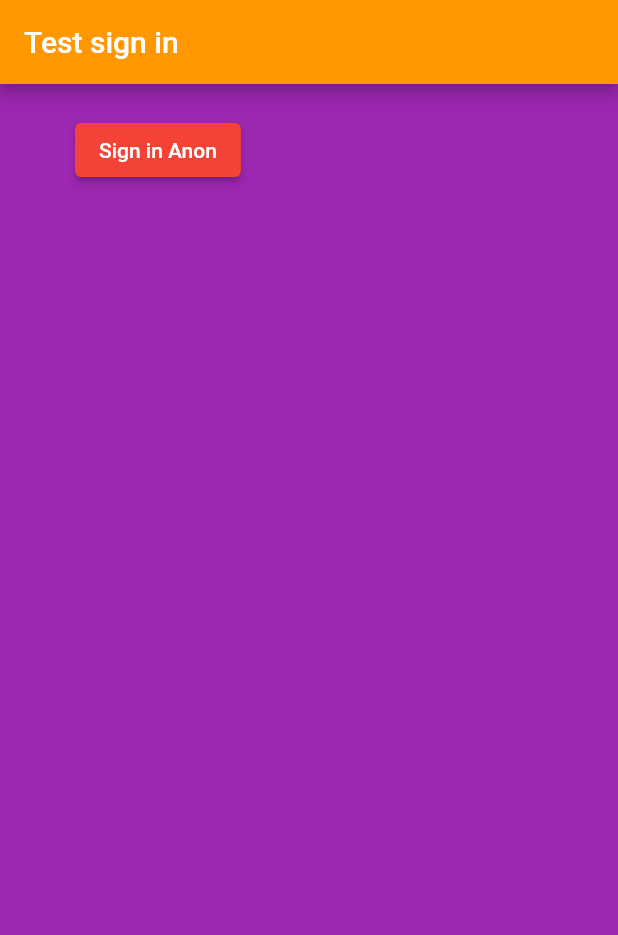
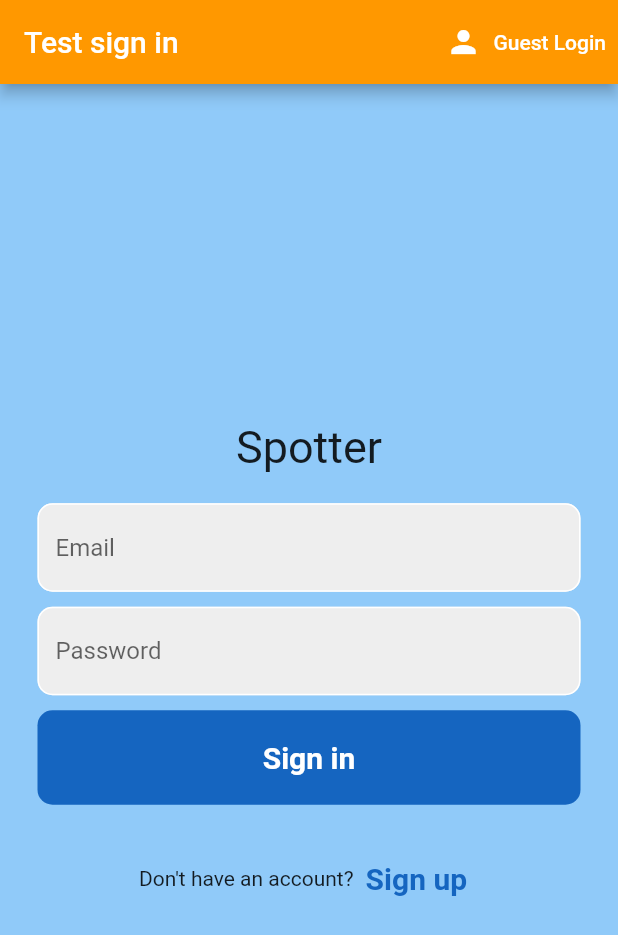
Before and after one commit to luigirivera/SPOTTER, a Flutter app: the screen it shows after launch, on a phone screen of 412 x 824 dp. Shown: the top 935 px of the screen. Run offline on Flutter 3.47's test engine with Material 2 defaults, Android fonts, the phone set to English and light mode, and no system bars; our stand-ins replace firebase_auth, firebase_core, table_calendar; accounts and stored records are empty.

Commit message:
changed login

```diff
--- a/spotter/lib/screens/authenticate/authenticate.dart
+++ b/spotter/lib/screens/authenticate/authenticate.dart
@@ -10,6 +10,12 @@ class Authenticate extends StatefulWidget {
 
 class _AuthenticateState extends State<Authenticate> {
   @override
+  bool showSignIn = true;
+
+  void toggleView() {
+    setState(() => showSignIn = !showSignIn);
+  }
+
   Widget build(BuildContext context) {
     return Container(
       child: SignIn(),
--- a/spotter/lib/screens/authenticate/sign_in.dart
+++ b/spotter/lib/screens/authenticate/sign_in.dart
@@ -14,29 +14,96 @@ class _SignInState extends State<SignIn> {
   @override
   Widget build(BuildContext context) {
     return Scaffold(
-        backgroundColor: Colors.purple,
+        backgroundColor: Colors.blue.shade200,
         appBar: AppBar(
             backgroundColor: Colors.orange,
             title: const Text("Test sign in"),
-        ),
-        body: Container(
-          padding: const EdgeInsets.symmetric(vertical: 20, horizontal: 50),
-            child: ElevatedButton(
-              child: const Text('Sign in Anon'),
+            actions: <Widget>[
+              TextButton.icon(
                   onPressed: () async {
-                /** This is dynamic because it returns either the user or null,
-                 * and the await keyword is ofc because the method is type Future
-                 */
                     dynamic result = await _auth.anonSignIn();
-                if(result == null){
+                    if (result == null) {
                       print('error signing in');
-                }else{
+                    } else {
                       print('signed in \n$result\n');
                       print(result.uid);
                     }
                   },
+                  icon: const Icon(Icons.person),
+                  label: const Text("Guest Login"),
+                  style: TextButton.styleFrom(foregroundColor: Colors.white))
+            ]),
+        body: SafeArea(
+          child: Center(
+              child: Column(
+            mainAxisAlignment: MainAxisAlignment.center,
+            children: [
+              SizedBox(height: 10),
+              Text("Spotter", style: TextStyle(fontSize: 30)),
+              SizedBox(height: 20),
+              Padding(
+                  padding: const EdgeInsets.symmetric(horizontal: 25),
+                  child: TextField(
+                      decoration: InputDecoration(
+                          enabledBorder: OutlineInputBorder(
+                            borderSide: BorderSide(color: Colors.white),
+                            borderRadius: BorderRadius.circular(10),
+                          ),
+                          focusedBorder: OutlineInputBorder(
+                            borderSide: BorderSide(color: Colors.blue.shade800),
+                            borderRadius: BorderRadius.circular(10),
+                          ),
+                          hintText: "Email",
+                          filled: true,
+                          fillColor: Colors.grey.shade200))),
+              SizedBox(height: 10),
+              Padding(
+                  padding: const EdgeInsets.symmetric(horizontal: 25),
+                  child: TextField(
+                      obscureText: true,
+                      decoration: InputDecoration(
+                          enabledBorder: OutlineInputBorder(
+                            borderSide: BorderSide(color: Colors.white),
+                            borderRadius: BorderRadius.circular(10),
+                          ),
+                          focusedBorder: OutlineInputBorder(
+                            borderSide: BorderSide(color: Colors.blue.shade800),
+                            borderRadius: BorderRadius.circular(10),
+                          ),
+                          hintText: "Password",
+                          filled: true,
+                          fillColor: Colors.grey.shade200))),
+              SizedBox(height: 10),
+              Padding(
+                  padding: const EdgeInsets.symmetric(horizontal: 25.0),
+                  child: Container(
+                      padding: EdgeInsets.all(20),
+                      decoration: BoxDecoration(
+                          color: Colors.blue.shade800,
+                          borderRadius: BorderRadius.circular(10)),
+                      child: Center(
+                        child: Text("Sign in",
+                            style: TextStyle(
+                                color: Colors.white,
+                                fontWeight: FontWeight.bold,
+                                fontSize: 20)),
+                      ))),
+              SizedBox(height: 25),
+              Row(
+                mainAxisAlignment: MainAxisAlignment.center,
+                children: [
+                  Text("Don't have an account?"),
+                  TextButton(
+                      onPressed: () {},
+                      child: Text("Sign up",
+                          style: TextStyle(
+                              color: Colors.blue.shade800,
+                              fontWeight: FontWeight.bold,
+                              fontSize: 20)))
+                ],
               )
-        )
-    );
+            ],
+          )),
+        ));
   }
 }
```
Lines whose indentation alone changed are shown as unchanged.
